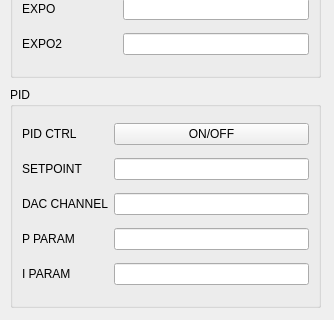
This is wavemeter_dashboard/view/ui/ui_channel_setup.ui in JQIamo/Wavemeter-Dashboard as Qt 5 draws it before an edit; both pictures show x 0 to 334 and y 153 to 473 of the 334 by 473 pixel window. The edited form follows.
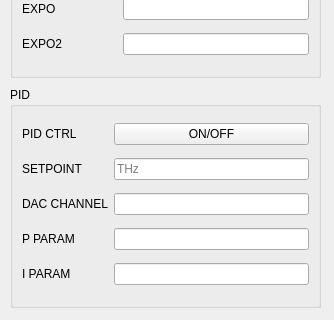
This is the edited form. Custom widgets are drawn as their Qt base class.

Diff of the .ui file:
```diff
--- a/wavemeter_dashboard/view/ui/ui_channel_setup.ui
+++ b/wavemeter_dashboard/view/ui/ui_channel_setup.ui
@@ -132,7 +132,11 @@
      </widget>
     </item>
     <item row="1" column="1">
-     <widget class="QLineEdit" name="setpointEdit"/>
+     <widget class="QLineEdit" name="setpointEdit">
+      <property name="placeholderText">
+       <string>THz</string>
+      </property>
+     </widget>
     </item>
     <item row="0" column="0">
      <widget class="QLabel" name="label_6">
```
